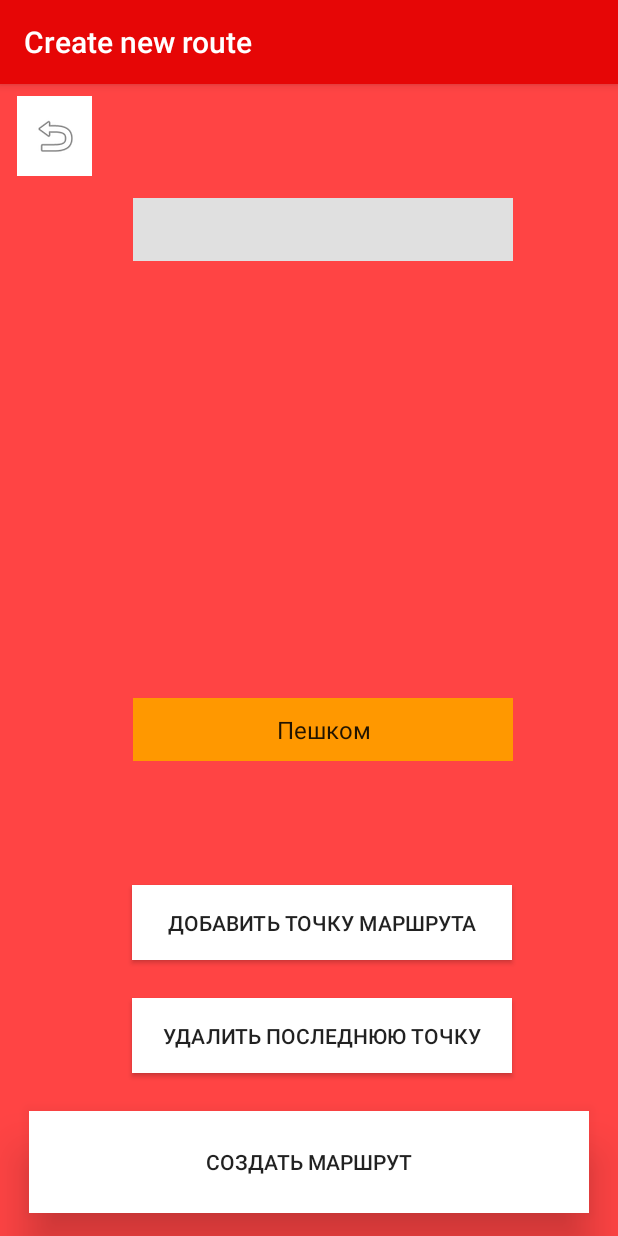
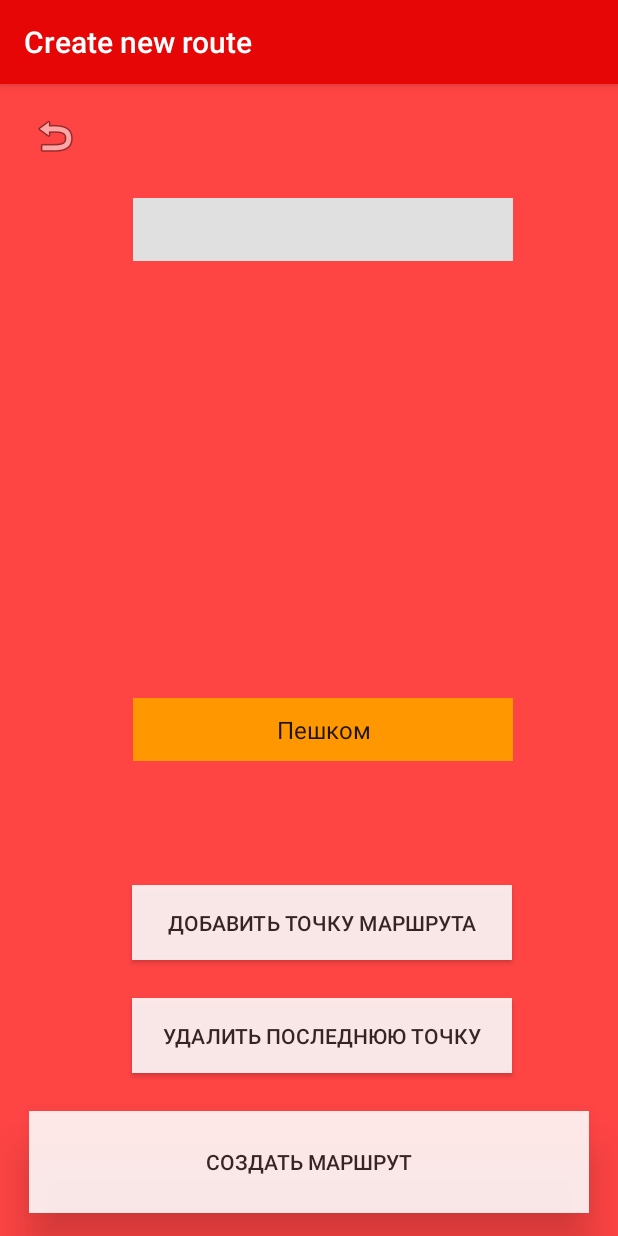
Before and after one commit to ADKinner/Red-Route-Planner, an Android app: the RouteActivity screen opened directly, with no data from a screen before it, on a phone screen of 412 x 824 dp. Run offline under Robolectric (Android 15) with nearby library versions, the phone set to English and light mode, and no system bars; our stand-ins replace Volley; 2 statements that could not run were skipped.

Commit message:
Add some changes to project

```diff
--- a/app/src/main/java/com/example/redrouteplanner/RouteActivity.java
+++ b/app/src/main/java/com/example/redrouteplanner/RouteActivity.java
@@ -108,7 +108,7 @@ public class RouteActivity extends AppCompatActivity {
                     LatLng dinamicCoordinates = new LatLng(userLatitude, userLongtitude);
                     getAllPointsFromName(nameOfPoint, dinamicCoordinates, i);
                     try {
-                        Thread.sleep(300);
+                        Thread.sleep(500);
                         i++;
                         setReturnButtonNotClickable();
                     } catch (InterruptedException e) {
@@ -185,6 +185,7 @@ public class RouteActivity extends AppCompatActivity {
             return;
         } else {
             textView.setEnabled(false);
+            textView.setText(EMPTY_LINE);
             textView.setVisibility(View.INVISIBLE);
             idOfLastInvisibleTextView--;
         }
@@ -304,7 +305,6 @@ public class RouteActivity extends AppCompatActivity {
     }
 
     private double getLatitudeFromListById(List<LatLng> list, int id) {
-        System.out.println(id);
         return list.get(id - 1).latitude;
     }
 
--- a/app/src/main/res/layout/activity_route.xml
+++ b/app/src/main/res/layout/activity_route.xml
@@ -18,8 +18,9 @@
         android:layout_marginTop="8dp"
         android:layout_marginEnd="348dp"
         android:layout_marginBottom="586dp"
-        android:background="@android:color/white"
+        android:background="#FF4444"
         app:layout_constraintBottom_toTopOf="@+id/saveSettingsButton"
+        android:alpha="0.88"
         app:layout_constraintEnd_toEndOf="parent"
         app:layout_constraintStart_toStartOf="parent"
         app:layout_constraintTop_toTopOf="parent"
@@ -37,6 +38,7 @@
         android:stateListAnimator="@null"
         android:translationZ="10dp"
         android:text="Создать маршрут"
+        android:alpha="0.88"
         android:bottomRightRadius="10dp"
         android:bottomLeftRadius="10dp"
         android:topLeftRadius="10dp"
@@ -126,6 +128,7 @@
         android:layout_marginEnd="70dp"
         android:layout_marginBottom="25dp"
         android:background="@android:color/white"
+        android:alpha="0.88"
         android:text="Добавить точку маршрута"
         app:layout_constraintBottom_toTopOf="@+id/deleteLastPointTextViewButton"
         app:layout_constraintEnd_toEndOf="parent"
@@ -143,6 +146,7 @@
         android:layout_marginBottom="25dp"
         android:background="@android:color/white"
         android:text="Удалить последнюю точку"
+        android:alpha="0.88"
         app:layout_constraintBottom_toTopOf="@+id/createRouteButton"
         app:layout_constraintEnd_toEndOf="parent"
         app:layout_constraintHorizontal_bias="0.0"
--- a/app/src/main/res/layout/activity_settings.xml
+++ b/app/src/main/res/layout/activity_settings.xml
@@ -30,7 +30,8 @@
         android:layout_marginTop="8dp"
         android:layout_marginEnd="348dp"
         android:layout_marginBottom="586dp"
-        android:background="@android:color/white"
+        android:background="#FF4444"
+        android:alpha="0.88"
         app:layout_constraintBottom_toTopOf="@+id/saveSettingsButton"
         app:layout_constraintEnd_toEndOf="parent"
         app:layout_constraintStart_toStartOf="parent"
--- a/app/src/main/res/values/colors.xml
+++ b/app/src/main/res/values/colors.xml
@@ -2,5 +2,5 @@
 <resources>
     <color name="colorPrimary">#E60606</color>
     <color name="colorPrimaryDark">#141414</color>
-    <color name="colorAccent">#10DA16</color>
+    <color name="colorAccent">#ECEAEA</color>
 </resources>
```
